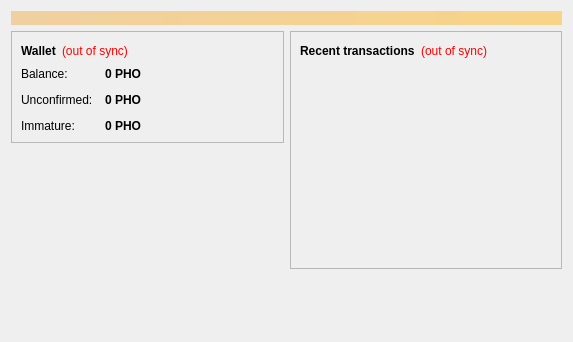
The window that src/qt/forms/overviewpage.ui (photonproject/photon) describes before a commit, drawn with Qt 5.
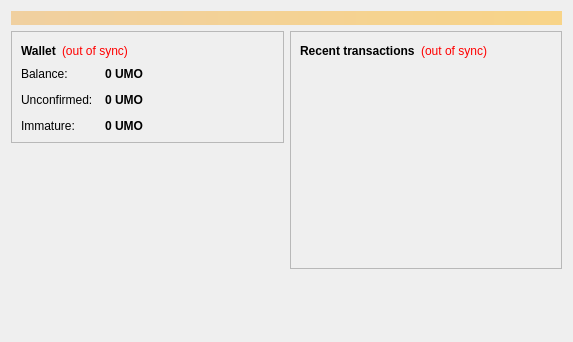
The same window after the commit.

Diff of the .ui file:
```diff
--- a/src/qt/forms/overviewpage.ui
+++ b/src/qt/forms/overviewpage.ui
@@ -122,7 +122,7 @@
                <string>Your current balance</string>
               </property>
               <property name="text">
-               <string notr="true">0 PHO</string>
+               <string notr="true">0 UMO</string>
               </property>
               <property name="textInteractionFlags">
                <set>Qt::LinksAccessibleByMouse|Qt::TextSelectableByKeyboard|Qt::TextSelectableByMouse</set>
@@ -151,7 +151,7 @@
                <string>Total of transactions that have yet to be confirmed, and do not yet count toward the current balance</string>
               </property>
               <property name="text">
-               <string notr="true">0 PHO</string>
+               <string notr="true">0 UMO</string>
               </property>
               <property name="textInteractionFlags">
                <set>Qt::LinksAccessibleByMouse|Qt::TextSelectableByKeyboard|Qt::TextSelectableByMouse</set>
@@ -177,7 +177,7 @@
                <string>Mined balance that has not yet matured</string>
               </property>
               <property name="text">
-               <string notr="true">0 PHO</string>
+               <string notr="true">0 UMO</string>
               </property>
               <property name="textInteractionFlags">
                <set>Qt::LinksAccessibleByMouse|Qt::TextSelectableByKeyboard|Qt::TextSelectableByMouse</set>
```
Left out of the diff: 4 changed lines with no effect on the pictures.
